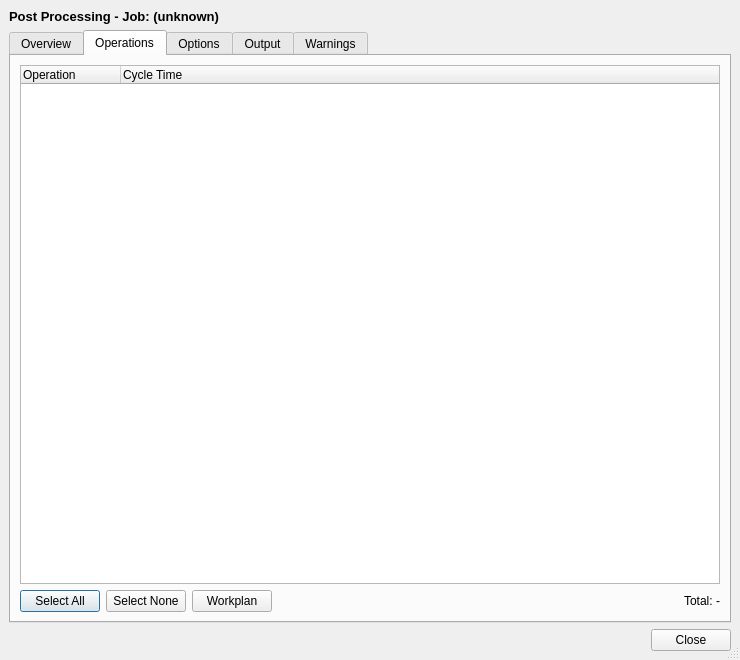
Connor9220/FreeCAD, file src/Mod/CAM/Gui/Resources/panels/DlgPostProcess.ui: the form before one commit.
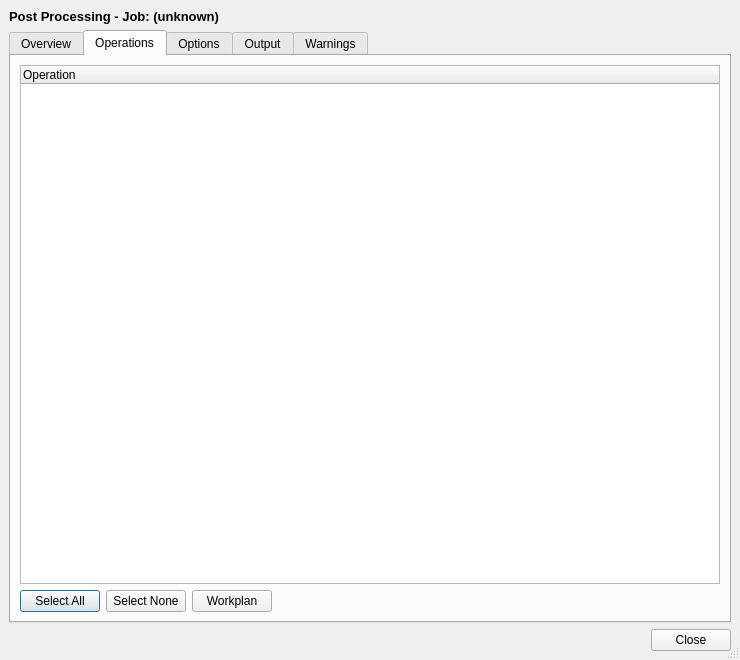
The form after the commit. The open tabs and pages were chosen to show the change.

```diff
--- a/src/Mod/CAM/Gui/Resources/panels/DlgPostProcess.ui
+++ b/src/Mod/CAM/Gui/Resources/panels/DlgPostProcess.ui
@@ -232,11 +232,6 @@
            <string>Operation</string>
           </property>
          </column>
-         <column>
-          <property name="text">
-           <string>Cycle Time</string>
-          </property>
-         </column>
         </widget>
        </item>
        <item>
@@ -278,19 +273,6 @@
            </property>
           </spacer>
          </item>
-         <item>
-          <widget class="QLabel" name="labelTotalTime">
-           <property name="toolTip">
-            <string>Total estimated machining time for checked operations</string>
-           </property>
-           <property name="text">
-            <string>Total: -</string>
-           </property>
-           <property name="alignment">
-            <set>Qt::AlignmentFlag::AlignRight|Qt::AlignmentFlag::AlignTrailing|Qt::AlignmentFlag::AlignVCenter</set>
-           </property>
-          </widget>
-         </item>
         </layout>
        </item>
       </layout>
```
